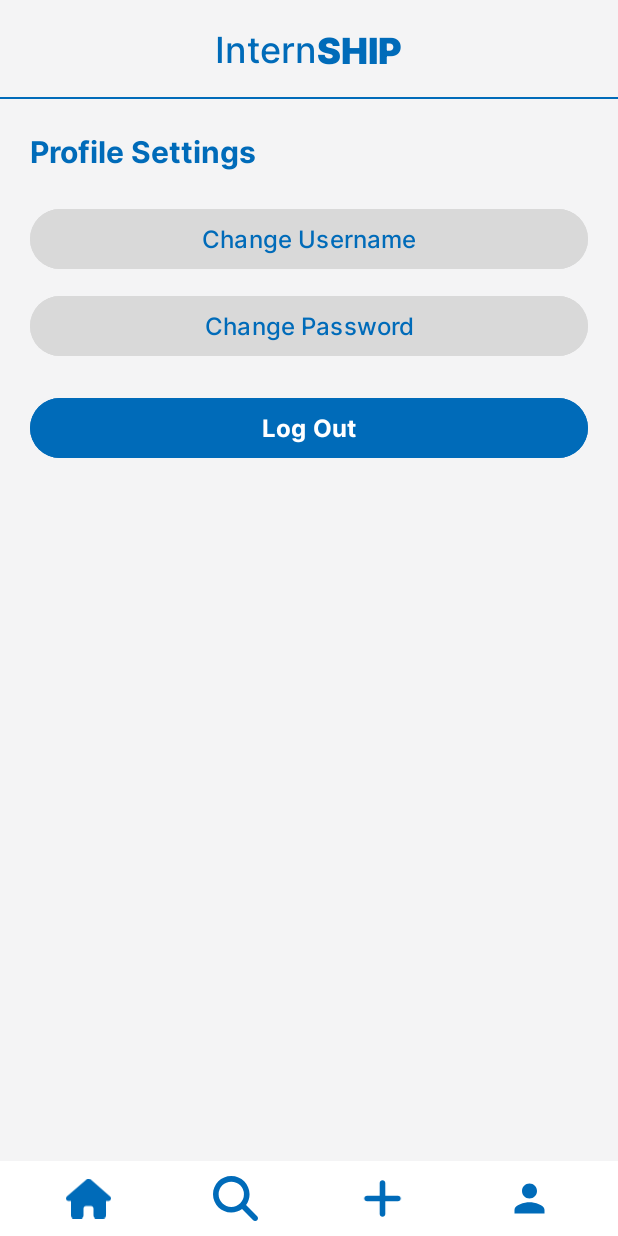
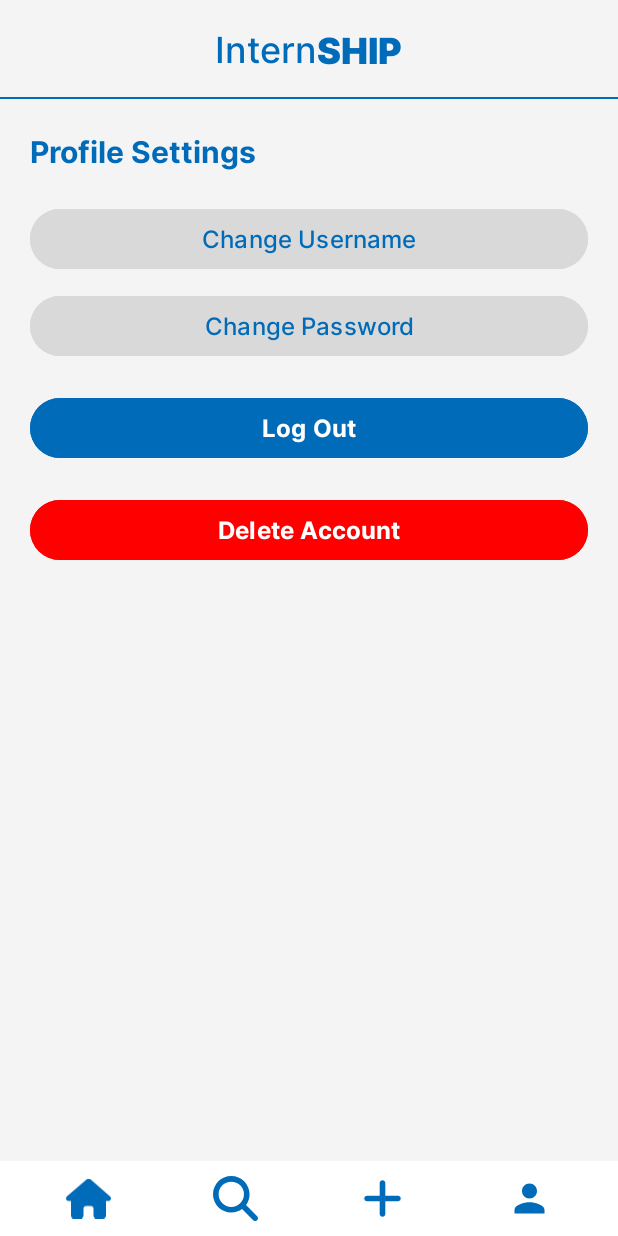
Before and after one commit to angelocguerra/mobdeve-mobileapp, an Android app: the layout edit_profile_page.xml on its own in the app's theme, with its tools: preview values and no code run, on a phone screen of 412 x 824 dp. Run offline under Robolectric (Android 15) with nearby library versions, the phone set to English and light mode, and no system bars.

Commit message:
implemented delete account

```diff
--- a/app/src/main/res/layout/edit_profile_page.xml
+++ b/app/src/main/res/layout/edit_profile_page.xml
@@ -104,6 +104,17 @@
                 android:textSize="16sp"
                 android:fontFamily="@font/inter_bold"
                 android:layout_marginTop="20dp" />
+
+            <Button
+                android:id="@+id/btnDeleteAccount"
+                android:layout_width="match_parent"
+                android:layout_height="wrap_content"
+                android:backgroundTint="@color/red"
+                android:text="Delete Account"
+                android:textColor="@color/white"
+                android:textSize="16sp"
+                android:fontFamily="@font/inter_bold"
+                android:layout_marginTop="20dp" />
         </LinearLayout>
     </LinearLayout>
 
```
Also changed, not shown: app/src/main/java/com/example/mobdevemobileapp/EditProfile.java (+65 -14 lines), app/src/main/java/com/example/mobdevemobileapp/FirestoreManager.java (+49 -0 lines).
